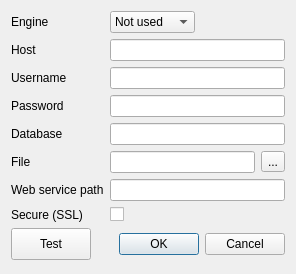
Qt form HoruxCardDesigner/databaseconnection.ui (BackupTheBerlios/horux-svn) before a commit.
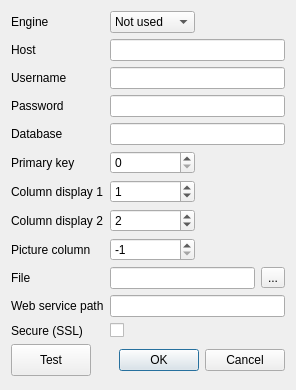
The same form after that commit.

Commit message: add the possibility to have a link to a dynamic picture for the csv file for te database and csv file, could define the primary key, 2 column to display and one column for the picture

Patch:
```diff
--- a/HoruxCardDesigner/databaseconnection.ui
+++ b/HoruxCardDesigner/databaseconnection.ui
@@ -7,7 +7,7 @@
     <x>0</x>
     <y>0</y>
     <width>296</width>
-    <height>274</height>
+    <height>390</height>
    </rect>
   </property>
   <property name="windowTitle">
@@ -96,14 +96,14 @@
    <item row="4" column="1" colspan="2">
     <widget class="QLineEdit" name="database"/>
    </item>
-   <item row="5" column="0">
+   <item row="9" column="0">
     <widget class="QLabel" name="label_8">
      <property name="text">
       <string>File</string>
      </property>
     </widget>
    </item>
-   <item row="5" column="1" colspan="2">
+   <item row="9" column="1" colspan="2">
     <layout class="QHBoxLayout" name="horizontalLayout_2">
      <item>
       <widget class="QLineEdit" name="file"/>
@@ -117,31 +117,31 @@
      </item>
     </layout>
    </item>
-   <item row="6" column="0">
+   <item row="10" column="0">
     <widget class="QLabel" name="label_6">
      <property name="text">
       <string>Web service path</string>
      </property>
     </widget>
    </item>
-   <item row="6" column="1" colspan="2">
+   <item row="10" column="1" colspan="2">
     <widget class="QLineEdit" name="path"/>
    </item>
-   <item row="7" column="0">
+   <item row="11" column="0">
     <widget class="QLabel" name="label_7">
      <property name="text">
       <string>Secure (SSL)</string>
      </property>
     </widget>
    </item>
-   <item row="7" column="1" colspan="2">
+   <item row="11" column="1" colspan="2">
     <widget class="QCheckBox" name="ssl">
      <property name="text">
       <string/>
      </property>
     </widget>
    </item>
-   <item row="8" column="0" colspan="3">
+   <item row="12" column="0" colspan="3">
     <layout class="QHBoxLayout" name="horizontalLayout">
      <item>
       <widget class="QPushButton" name="testButton">
@@ -168,6 +168,80 @@
      </item>
     </layout>
    </item>
+   <item row="5" column="0">
+    <widget class="QLabel" name="label_9">
+     <property name="text">
+      <string>Primary key</string>
+     </property>
+    </widget>
+   </item>
+   <item row="6" column="0">
+    <widget class="QLabel" name="label_10">
+     <property name="text">
+      <string>Column display 1</string>
+     </property>
+    </widget>
+   </item>
+   <item row="7" column="0">
+    <widget class="QLabel" name="label_11">
+     <property name="text">
+      <string>Column display 2</string>
+     </property>
+    </widget>
+   </item>
+   <item row="8" column="0">
+    <widget class="QLabel" name="label_12">
+     <property name="text">
+      <string>Picture column</string>
+     </property>
+    </widget>
+   </item>
+   <item row="5" column="1">
+    <widget class="QSpinBox" name="primaryKey">
+     <property name="minimum">
+      <number>0</number>
+     </property>
+     <property name="maximum">
+      <number>100</number>
+     </property>
+     <property name="value">
+      <number>0</number>
+     </property>
+    </widget>
+   </item>
+   <item row="6" column="1">
+    <widget class="QSpinBox" name="column1">
+     <property name="maximum">
+      <number>100</number>
+     </property>
+     <property name="value">
+      <number>1</number>
+     </property>
+    </widget>
+   </item>
+   <item row="7" column="1">
+    <widget class="QSpinBox" name="column2">
+     <property name="maximum">
+      <number>100</number>
+     </property>
+     <property name="value">
+      <number>2</number>
+     </property>
+    </widget>
+   </item>
+   <item row="8" column="1">
+    <widget class="QSpinBox" name="pictureColumn">
+     <property name="minimum">
+      <number>-1</number>
+     </property>
+     <property name="maximum">
+      <number>100</number>
+     </property>
+     <property name="value">
+      <number>-1</number>
+     </property>
+    </widget>
+   </item>
   </layout>
  </widget>
  <resources/>
```
The commit also changes 8 other files.
